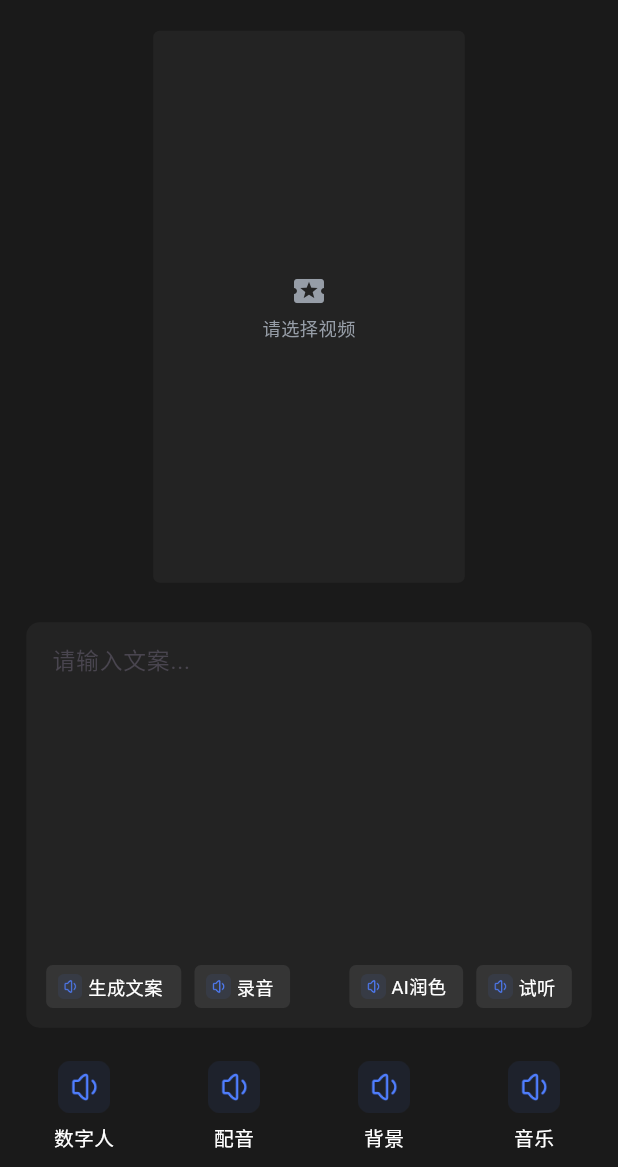
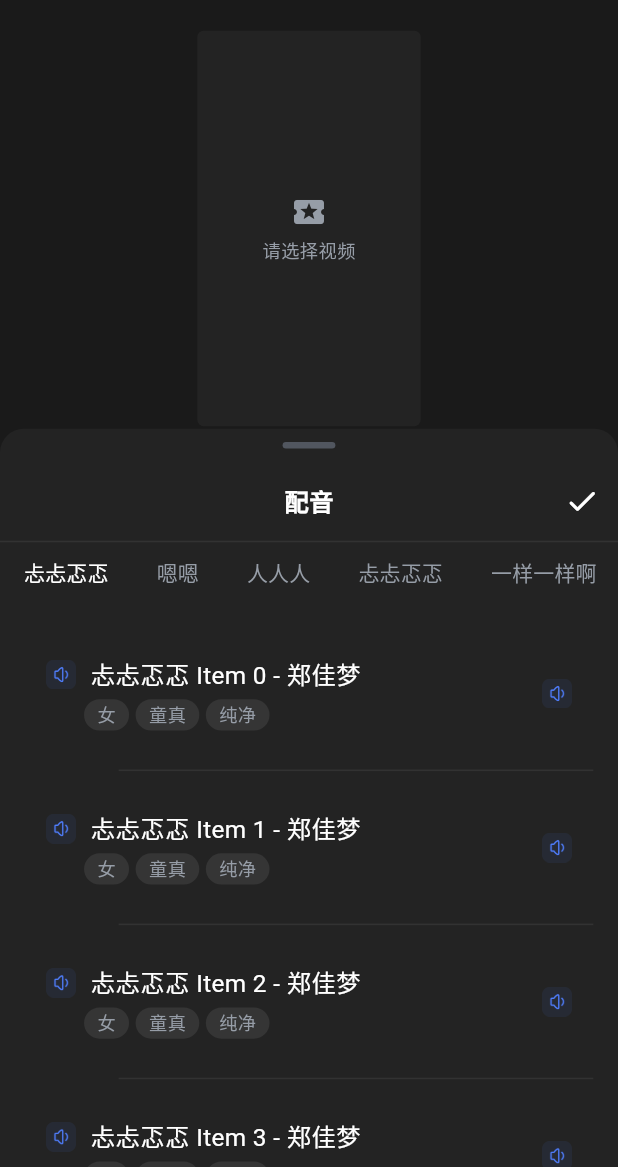
Before and after one commit to xiexiong/xmvx, a Flutter app: the VXMediaHomePage screen opened directly, after a tap on "配音", on a phone screen of 412 x 824 dp, the part 69-1236 px from its top. Run offline on Flutter 3.47's test engine with Material 3 defaults, Android fonts, the phone set to English and light mode, and no system bars; our stand-ins replace bot_toast, cached_network_image, connectivity_plus, device_info_plus, event_bus, flutter_easyloading and 4 more; accounts and stored records are empty; network calls fail.

Commit message:
✨ feat: 新增：完成AI视频/图片数字人静态界面及dialog

```diff
--- a/lib/pages/media/vx_media_home_page.dart
+++ b/lib/pages/media/vx_media_home_page.dart
@@ -6,6 +6,8 @@ import 'package:xmvx/extension/vx_adaptive_bottom_sheet.dart';
 import 'package:xmvx/extension/vx_image_ext.dart';
 import 'package:xmvx/helper/vx_color.dart';
 import 'package:xmvx/pages/create/vx_create_copywriting_page.dart';
+import 'package:xmvx/pages/media/vx_tabbar_gridview_page.dart';
+import 'package:xmvx/pages/media/vx_tabbar_listview_page.dart';
 
 class VXMediaHomePage extends StatefulWidget {
   const VXMediaHomePage({super.key});
@@ -120,7 +122,7 @@ class _MediaHomePageState extends State<VXMediaHomePage> {
                         GestureDetector(
                           onTap: () {
                             // _showWindow();
-                            _showAdaptiveBottomSheet(context, "", _recordingWidget());
+                            _showAdaptiveBottomSheet(context, true, "", _recordingWidget());
                           },
                           child: _inputButtonIconWidget(116.w, 'assets/play.png', '录音'),
                         ),
@@ -144,14 +146,27 @@ class _MediaHomePageState extends State<VXMediaHomePage> {
             Row(
               mainAxisAlignment: MainAxisAlignment.spaceEvenly,
               children: [
-                GestureDetector(onTap: () {}, child: _buttonIconWidget('assets/play.png', "数字人")),
-                GestureDetector(onTap: () {}, child: _buttonIconWidget('assets/play.png', "配音")),
-                GestureDetector(onTap: () {}, child: _buttonIconWidget('assets/play.png', "背景")),
                 GestureDetector(
                   onTap: () {
-                    setState(() {
-                      _isShowWindow = false;
-                    });
+                    _showAdaptiveBottomSheet(context, false, "选择数字人", _TabGridViewWidget(true));
+                  },
+                  child: _buttonIconWidget('assets/play.png', "数字人"),
+                ),
+                GestureDetector(
+                  onTap: () {
+                    _showAdaptiveBottomSheet(context, false, "配音", _TabListViewWidget(false));
+                  },
+                  child: _buttonIconWidget('assets/play.png', "配音"),
+                ),
+                GestureDetector(
+                  onTap: () {
+                    _showAdaptiveBottomSheet(context, false, "背景", _TabGridViewWidget(false));
+                  },
+                  child: _buttonIconWidget('assets/play.png', "背景"),
+                ),
+                GestureDetector(
+                  onTap: () {
+                    _showAdaptiveBottomSheet(context, false, "音乐", _TabListViewWidget(true));
                   },
                   child: _buttonIconWidget('assets/play.png', "音乐"),
                 ),
@@ -163,11 +178,11 @@ class _MediaHomePageState extends State<VXMediaHomePage> {
     );
   }
 
-  // void _showWindow(bool show) {
-  //   setState(() {
-  //     _isShowWindow = show;
-  //   });
-  // }
+  void _showWindow(bool show) {
+    setState(() {
+      _isShowWindow = show;
+    });
+  }
 
   Widget _buttonIconWidget(iImg, iTxt) {
     return SizedBox(
@@ -316,19 +331,34 @@ class _MediaHomePageState extends State<VXMediaHomePage> {
     );
   }
 
-  void _showAdaptiveBottomSheet(BuildContext context, String txt, Widget contentBody) {
+  void _showAdaptiveBottomSheet(
+    BuildContext context,
+    bool isNoeTitle,
+    String txt,
+    Widget contentBody,
+  ) {
     VXAdaptiveBottomSheet.show(
       context: context,
       showDragHandle: true,
       backgroundColor: VxColor.c232323,
       barrierColor: Colors.transparent,
       isShowButtom: false,
-      left: _showLeftWidget(),
+      left: isNoeTitle ? _showLeftWidget() : Text(""),
       center: _showContentWidget(txt),
-      right: GestureDetector(onTap: () {}, child: _showRightWidget()),
+      right:
+          isNoeTitle
+              ? GestureDetector(onTap: () {}, child: _showRightWidget())
+              : IconButton(
+                icon: Icon(Icons.done_rounded, weight: 48.w, color: VxColor.cWhite),
+                onPressed: () => Navigator.pop(context),
+              ),
       child: contentBody,
-      maxHeight: 706.w,
-      onClose: () {},
+      maxHeight: isNoeTitle ? 706.w : 896.w,
+      onClose: () {
+        if (!isNoeTitle) {
+          _showWindow(false);
+        }
+      },
     );
   }
 
@@ -337,7 +367,7 @@ class _MediaHomePageState extends State<VXMediaHomePage> {
       txt,
       maxLines: 1,
       overflow: TextOverflow.ellipsis,
-      style: TextStyle(color: VxColor.c1A1A1A, fontSize: 32.sp, fontWeight: FontWeight.bold),
+      style: TextStyle(color: VxColor.cWhite, fontSize: 32.sp, fontWeight: FontWeight.bold),
     );
   }
 
@@ -370,6 +400,26 @@ class _MediaHomePageState extends State<VXMediaHomePage> {
   }
 
   Widget _recordingWidget() {
-    return Container(width: ScreenUtil().screenWidth, height: 586.w);
+    return SizedBox(width: ScreenUtil().screenWidth, height: 586.w);
+  }
+
+  // ignore: non_constant_identifier_names
+  Widget _TabGridViewWidget(bool isShowTitle) {
+    _showWindow(true);
+    return SizedBox(
+      width: ScreenUtil().screenWidth,
+      height: 776.w,
+      child: VXTabBarGridViewPage(isShowTitle: isShowTitle),
+    );
+  }
+
+  // ignore: non_constant_identifier_names
+  Widget _TabListViewWidget(bool isShowTitle) {
+    _showWindow(true);
+    return SizedBox(
+      width: ScreenUtil().screenWidth,
+      height: 776.w,
+      child: VXTabBarListViewPage(isShowMusic: isShowTitle),
+    );
   }
 }
--- /dev/null
+++ b/lib/pages/media/vx_tabbar_listview_page.dart
@@ -0,0 +1,192 @@
+import 'package:flutter/material.dart';
+import 'package:flutter_screenutil/flutter_screenutil.dart';
+import 'package:gap/gap.dart';
+import 'package:xmvx/extension/vx_image_ext.dart';
+import 'package:xmvx/helper/vx_color.dart';
+
+class VXTabBarListViewPage extends StatefulWidget {
+  final bool? isShowMusic;
+  const VXTabBarListViewPage({super.key, required this.isShowMusic});
+
+  @override
+  State<VXTabBarListViewPage> createState() => _VXTabBarGridViewPageState();
+}
+
+class _VXTabBarGridViewPageState extends State<VXTabBarListViewPage>
+    with SingleTickerProviderStateMixin {
+  late TabController _tabController;
+  bool isShowMusic = true;
+  final List<String> _categories = ['忐忐忑忑', '嗯嗯', '人人人', '忐忐忑忑', '一样一样啊', '啊啊啊啊啊啊', '水水水水啊啊啊'];
+  List<String> items = ['女', '童真', '纯净'];
+
+  @override
+  void initState() {
+    super.initState();
+    isShowMusic = widget.isShowMusic ?? true;
+    _tabController = TabController(length: _categories.length, vsync: this);
+  }
+
+  @override
+  void dispose() {
+    _tabController.dispose();
+    super.dispose();
+  }
+
+  @override
+  Widget build(BuildContext context) {
+    return Scaffold(
+      backgroundColor: VxColor.c232323,
+      body: Column(
+        mainAxisAlignment: MainAxisAlignment.center,
+        crossAxisAlignment: CrossAxisAlignment.start,
+        children: [
+          Divider(height: 1, color: VxColor.c323232),
+          TabBar(
+            controller: _tabController,
+            isScrollable: true,
+            tabAlignment: TabAlignment.center,
+            dividerColor: Colors.transparent,
+            labelColor: VxColor.cWhite,
+            unselectedLabelColor: VxColor.c969DA7,
+            indicatorColor: Colors.transparent,
+            tabs: _categories.map((category) => Tab(text: category, height: 72.w)).toList(),
+          ),
+          // Tab内容区域
+          Expanded(
+            child: TabBarView(
+              controller: _tabController,
+              children:
+                  _categories.map((category) {
+                    return ListView.builder(
+                      padding: EdgeInsets.symmetric(vertical: 15.w, horizontal: 30.w),
+                      itemCount: 8,
+                      itemBuilder: (context, index) {
+                        return Column(
+                          children: [
+                            Container(
+                              width: ScreenUtil().screenWidth,
+                              height: 186.w,
+                              alignment: Alignment.centerLeft,
+                              margin: EdgeInsets.symmetric(horizontal: 24.w),
+                              child: Row(
+                                mainAxisAlignment: MainAxisAlignment.spaceBetween,
+                                children: [
+                                  isShowMusic
+                                      ? Row(
+                                        children: [
+                                          Image.network(
+                                            'https://picsum.photos/300/200?random=$index',
+                                            fit: BoxFit.cover,
+                                            width: 90.w,
+                                            height: 90.w,
+                                          ),
+                                          Gap(24.w),
+                                          Column(
+                                            mainAxisAlignment: MainAxisAlignment.center,
+                                            crossAxisAlignment: CrossAxisAlignment.start,
+                                            children: [
+                                              Row(
+                                                children: [
+                                                  Text(
+                                                    '$category Item $index - 郑佳梦',
+                                                    style: TextStyle(
+                                                      color: VxColor.cWhite,
+                                                      fontSize: 32.sp,
+                                                      fontWeight: FontWeight.w400,
+                                                    ),
+                                                  ),
+                                                  Gap(16.w),
+                                                  VxImageExt(
+                                                    assetPath: "assets/play.png",
+                                                    width: 40.w,
+                                                  ),
+                                                ],
+                                              ),
+                                              Gap(8.w),
+                                              Text(
+                                                '2:03',
+                                                style: TextStyle(
+                                                  color: VxColor.c969DA7,
+                                                  fontSize: 24.sp,
+                                                  fontWeight: FontWeight.w400,
+                                                ),
+                                              ),
+                                            ],
+                                          ),
+                                        ],
+                                      )
+                                      : Column(
+                                        mainAxisAlignment: MainAxisAlignment.center,
+                                        crossAxisAlignment: CrossAxisAlignment.start,
+                                        children: [
+                                          Row(
+                                            children: [
+                                              VxImageExt(assetPath: "assets/play.png", width: 40.w),
+                                              Gap(16.w),
+                                              Text(
+                                                '$category Item $index - 郑佳梦',
+                                                style: TextStyle(
+                                                  color: VxColor.cWhite,
+                                                  fontSize: 32.sp,
+                                                  fontWeight: FontWeight.w400,
+                                                ),
+                                              ),
+                                            ],
+                                          ),
+                                          Gap(8.w),
+                                          Padding(
+                                            padding: EdgeInsets.only(left: 40.w),
+                                            child: Row(
+                                              children:
+                                                  items
+                                                      .map(
+                                                        (item) => Container(
+                                                          height: 38.w,
+                                                          decoration: BoxDecoration(
+                                                            color: VxColor.cWhite.withValues(
+                                                              alpha: 0.08,
+                                                            ),
+                                                            borderRadius: BorderRadius.circular(
+                                                              24.w,
+                                                            ),
+                                                          ),
+                                                          margin: EdgeInsets.only(left: 8.w),
+                                                          padding: EdgeInsets.symmetric(
+                                                            vertical: 2.w,
+                                                            horizontal: 16.w,
+                                                          ),
+                                                          child: Text(
+                                                            item,
+                                                            style: TextStyle(
+                                                              color: VxColor.c969DA7,
+                                                              fontSize: 24.sp,
+                                                              fontWeight: FontWeight.w400,
+                                                            ),
+                                                          ),
+                                                        ),
+                                                      )
+                                                      .toList(),
+                                            ),
+                                          ),
+                                        ],
+                                      ),
+                                  VxImageExt(assetPath: "assets/play.png", width: 40.w),
+                                ],
+                              ),
+                            ),
+                            Padding(
+                              padding: EdgeInsets.only(left: 114.w),
+                              child: Divider(height: 1.w, color: VxColor.c323232),
+                            ),
+                          ],
+                        );
+                      },
+                    );
+                  }).toList(),
+            ),
+          ),
+        ],
+      ),
+    );
+  }
+}
--- a/pubspec.yaml
+++ b/pubspec.yaml
@@ -11,7 +11,6 @@ dependencies:
   flutter:
     sdk: flutter
   plugin_platform_interface: ^2.0.2
-
   gap: 3.0.1
   shared_preferences: 2.5.3
   device_info_plus: 11.3.0
```
Also changed, not shown: lib/pages/media/vx_tabbar_gridview_page.dart (added, +101 -0 lines).
